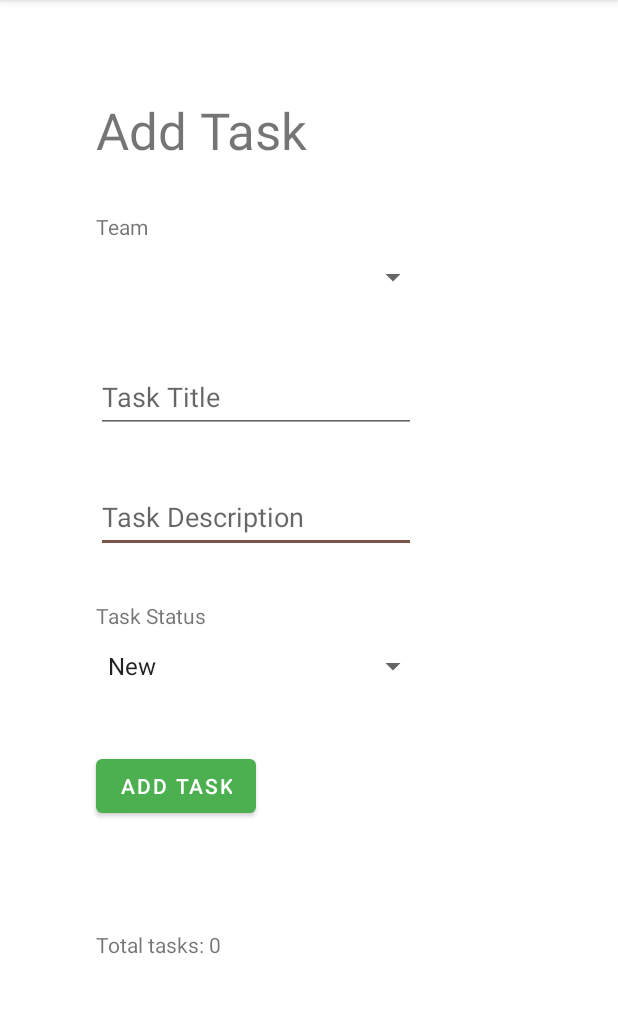
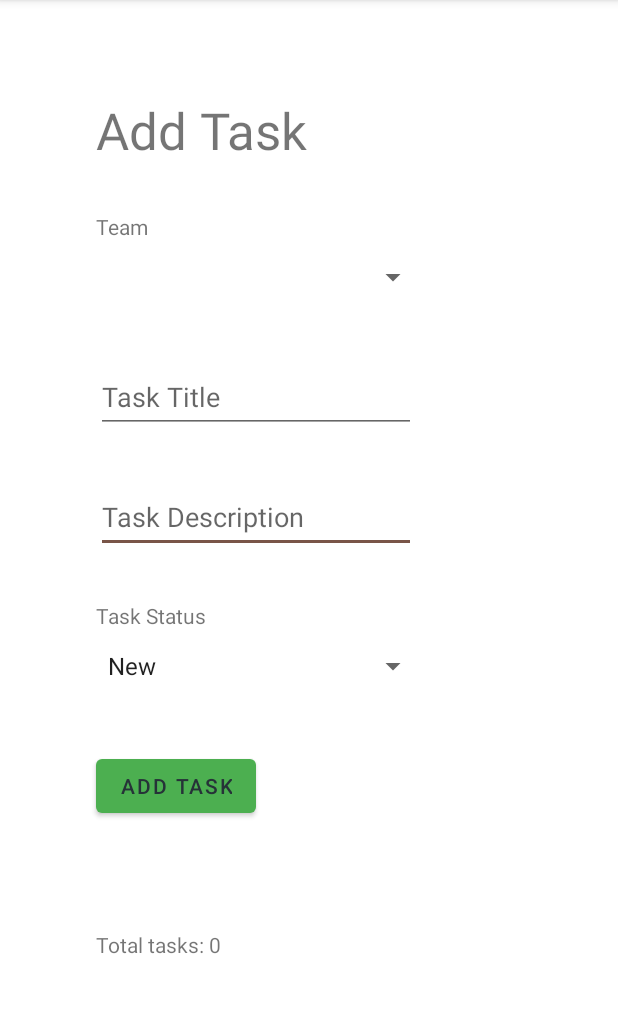
Before and after one commit to matthew-c-austin/taskmaster, an Android app: the AddTaskActivity screen opened directly, with no data from a screen before it, on a phone screen of 412 x 824 dp, the part 84-1097 px from its top. Run offline under Robolectric (Android 15) with nearby library versions, the phone set to English and light mode, and no system bars; libraries missing offline, so code that uses them is left out: com.amplifyframework.api, com.amplifyframework.core; 3 statements that could not run were skipped.

Commit message:
Add all requisite files for store release

```diff
--- a/app/src/main/res/layout/activity_add_task.xml
+++ b/app/src/main/res/layout/activity_add_task.xml
@@ -37,8 +37,10 @@
         android:layout_height="wrap_content"
         android:layout_marginTop="32dp"
         android:text="@string/add_task"
+        android:textColor="#263238"
         app:layout_constraintStart_toStartOf="@+id/task_description_input"
-        app:layout_constraintTop_toBottomOf="@+id/spinner_add_task_status" />
+        app:layout_constraintTop_toBottomOf="@+id/spinner_add_task_status"
+        tools:ignore="DuplicateSpeakableTextCheck" />
 
     <EditText
         android:id="@+id/my_task_input"
@@ -78,7 +80,8 @@
         android:layout_height="48dp"
         android:contentDescription="@string/task_status"
         app:layout_constraintStart_toStartOf="@+id/add_task_status_textView"
-        app:layout_constraintTop_toBottomOf="@+id/add_task_status_textView" />
+        app:layout_constraintTop_toBottomOf="@+id/add_task_status_textView"
+        tools:ignore="DuplicateSpeakableTextCheck" />
 
     <Spinner
         android:id="@+id/spinner_add_task_team"
@@ -86,7 +89,8 @@
         android:layout_height="48dp"
         android:contentDescription="@string/team"
         app:layout_constraintStart_toStartOf="@+id/add_task_title"
-        app:layout_constraintTop_toBottomOf="@+id/add_task_team_textView" />
+        app:layout_constraintTop_toBottomOf="@+id/add_task_team_textView"
+        tools:ignore="DuplicateSpeakableTextCheck" />
 
     <TextView
         android:id="@+id/add_task_team_textView"
--- a/app/src/main/res/layout/activity_all_tasks.xml
+++ b/app/src/main/res/layout/activity_all_tasks.xml
@@ -16,7 +16,8 @@
         app:layout_constraintBottom_toBottomOf="parent"
         app:layout_constraintStart_toStartOf="@+id/all_tasks_title"
         app:layout_constraintTop_toBottomOf="@+id/all_tasks_title"
-        app:srcCompat="@android:mipmap/sym_def_app_icon" />
+        app:srcCompat="@android:mipmap/sym_def_app_icon"
+        tools:ignore="ImageContrastCheck" />
 
     <TextView
         android:id="@+id/all_tasks_title"
--- a/app/src/main/res/layout/activity_main.xml
+++ b/app/src/main/res/layout/activity_main.xml
@@ -26,6 +26,7 @@
         android:layout_marginEnd="64dp"
         android:layout_marginBottom="64dp"
         android:text="@string/all_tasks"
+        android:textColor="#263238"
         app:layout_constraintBottom_toBottomOf="parent"
         app:layout_constraintEnd_toEndOf="parent" />
 
@@ -50,6 +51,7 @@
         android:layout_marginStart="64dp"
         android:layout_marginBottom="64dp"
         android:text="@string/add_task"
+        android:textColor="#263238"
         app:layout_constraintBottom_toBottomOf="parent"
         app:layout_constraintStart_toStartOf="parent" />
 
--- a/app/src/main/res/layout/activity_settings.xml
+++ b/app/src/main/res/layout/activity_settings.xml
@@ -12,7 +12,8 @@
         android:layout_height="48dp"
         android:contentDescription="@string/team"
         app:layout_constraintStart_toStartOf="@+id/usernameEditText"
-        app:layout_constraintTop_toBottomOf="@+id/settings_team_textView" />
+        app:layout_constraintTop_toBottomOf="@+id/settings_team_textView"
+        tools:ignore="DuplicateSpeakableTextCheck" />
 
     <TextView
         android:id="@+id/settings_team_textView"
@@ -29,6 +30,7 @@
         android:layout_height="wrap_content"
         android:layout_marginTop="32dp"
         android:text="@string/save_settings_button_text"
+        android:textColor="#263238"
         app:layout_constraintStart_toStartOf="@+id/spinner_settings_team"
         app:layout_constraintTop_toBottomOf="@+id/spinner_settings_team" />
 
--- a/app/src/main/res/layout/activity_task_detail.xml
+++ b/app/src/main/res/layout/activity_task_detail.xml
@@ -32,7 +32,8 @@
         android:textSize="20sp"
         app:layout_constraintEnd_toEndOf="parent"
         app:layout_constraintStart_toStartOf="parent"
-        app:layout_constraintTop_toBottomOf="@+id/taskStatusTextView" />
+        app:layout_constraintTop_toBottomOf="@+id/taskStatusTextView"
+        tools:ignore="TextSizeCheck" />
 
     <TextView
         android:id="@+id/taskStatusTextView"
--- a/app/src/main/res/layout/fragment_task_list.xml
+++ b/app/src/main/res/layout/fragment_task_list.xml
@@ -16,11 +16,13 @@
         android:layout_marginTop="32dp"
         android:layout_marginEnd="24dp"
         android:layout_marginBottom="32dp"
+        android:textColor="#263238"
         app:layout_constraintBottom_toBottomOf="parent"
         app:layout_constraintEnd_toEndOf="parent"
         app:layout_constraintStart_toStartOf="parent"
         app:layout_constraintTop_toTopOf="parent"
         app:layout_constraintVertical_bias="0.512"
-        tools:text="TASK TITLE" />
+        tools:text="TASK TITLE"
+        tools:ignore="VisualLintButtonSize" />
 
 </androidx.constraintlayout.widget.ConstraintLayout>
```
Also changed, not shown: app/src/main/java/com/mca/taskmaster/MainActivity.java (+0 -10 lines), app/src/main/java/com/mca/taskmaster/fragments/TaskListFragment.java (+0 -16 lines), 5 other files.
